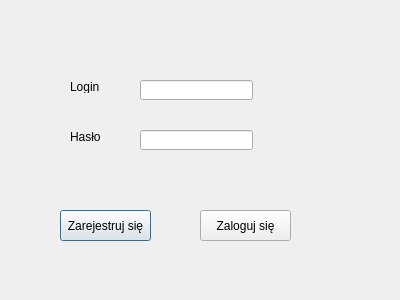
This is JaroEliCall/gui/login.ui in jaroslaw-wieczorek/Project_IP_Telephony_Python_Voip as Qt 5 draws it before an edit. The edited form follows.
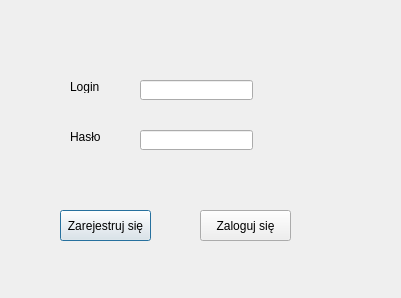
This is the edited form.

```diff
--- a/JaroEliCall/gui/login.ui
+++ b/JaroEliCall/gui/login.ui
@@ -6,8 +6,8 @@
    <rect>
     <x>0</x>
     <y>0</y>
-    <width>400</width>
-    <height>300</height>
+    <width>401</width>
+    <height>298</height>
    </rect>
   </property>
   <property name="windowTitle">
```
